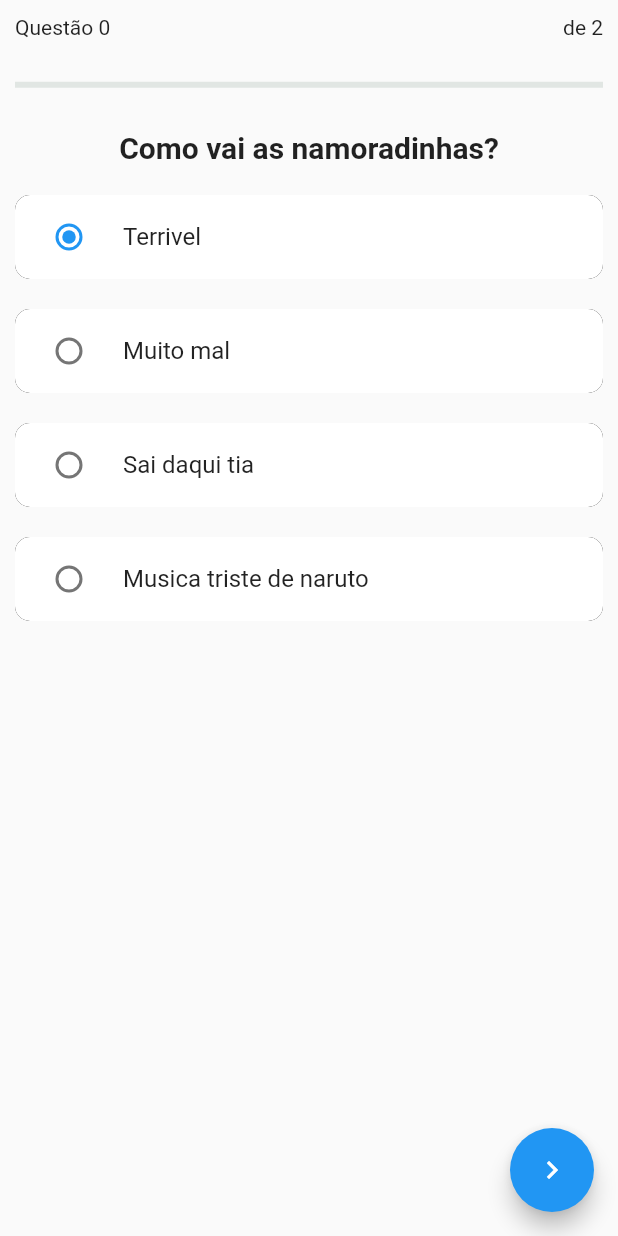
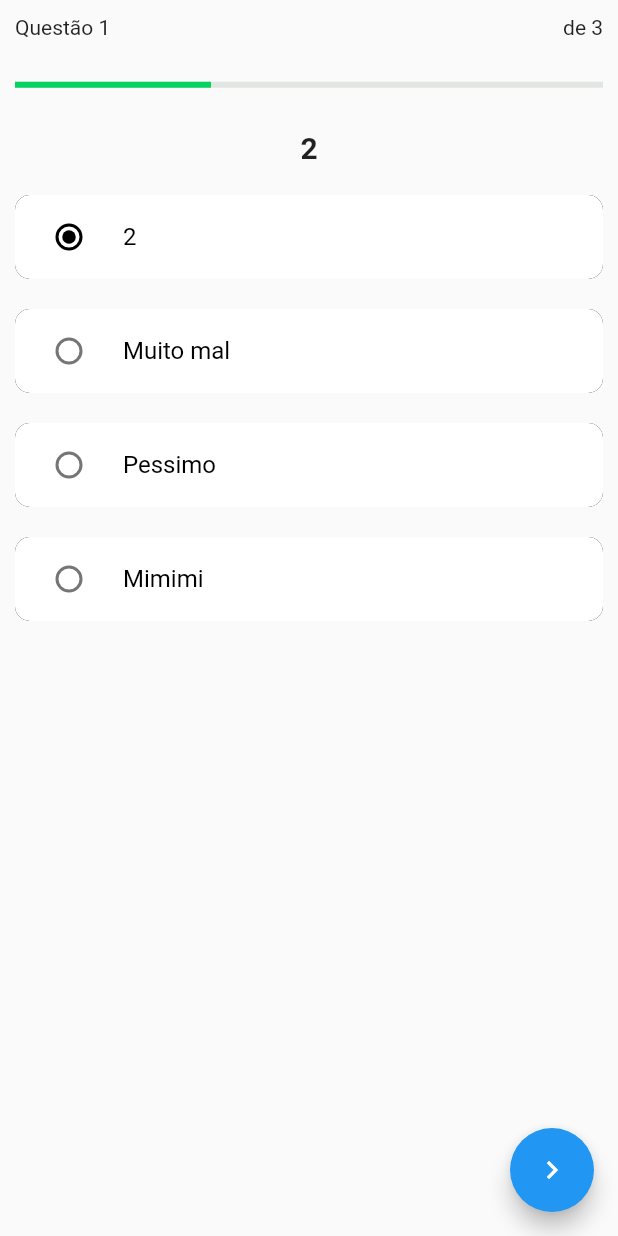
Before and after one commit to welitonsousa/quiz_nlw5_flutter, a Flutter app: the screen it shows after launch, after a tap on "Gerenciamento de estado", on a phone screen of 412 x 824 dp. Run offline on Flutter 3.47's test engine with Material 2 defaults, Android fonts, the phone set to English and light mode, and no system bars; network calls fail.

Commit message:
fix: refactor estruct of data

```diff
--- a/lib/controllets/controller_modalits.dart
+++ /dev/null
@@ -1,9 +0,0 @@
-import 'package:quiz/data/questions.dart';
-import 'package:quiz/models/model_modalits.dart';
-
-class ControllerModalits {
-  static final ControllerModalits instante = ControllerModalits();
-  int indexModalit = 0;
-  List<ModelModalits> _modalits = modalitis;
-  List<ModelModalits> get modalits => _modalits;
-}
--- a/lib/controllets/controller_task_question.dart
+++ b/lib/controllets/controller_task_question.dart
@@ -1,43 +1,80 @@
 import 'package:flutter/cupertino.dart';
-import 'package:quiz/controllets/controller_modalits.dart';
 import 'package:quiz/data/questions.dart';
-import 'package:quiz/models/model_modalits.dart';
+import 'package:quiz/models/enums/state_connection.dart';
 import 'package:quiz/models/model_task_question.dart';
 
-class ControllerTaskQuestion extends ChangeNotifier {
-  static final ControllerTaskQuestion instance = ControllerTaskQuestion();
-  int _indexActualQuestion = 0;
-  int _indexSelectecQuestion = 0;
+class ControllerQuizes extends ChangeNotifier {
+  static final i = ControllerQuizes();
 
-  bool _showCorrect = false;
-  ModelModalits _modalits = ControllerModalits
-      .instante.modalits[ControllerModalits.instante.indexModalit];
+  List<ModelQuiz>? quizes;
+  int indexQuizSelected = 0;
 
-  Tasks get task => _modalits.tasks[ControllerModalits.instante.indexModalit];
-  List<ModelTaskQuestion> get questions => task.questions;
-  ModelTaskQuestion? get question => task.questions[_indexActualQuestion];
-  int get indexQuestion => _indexActualQuestion;
-  int get indexSelected => _indexSelectecQuestion;
-  int get totalResponses => question!.responses.length;
-  bool get showCorrect => _showCorrect;
-  int get totalQuestion => task.questions.length;
-  void changeSelectedQuestion(int newIndex) {
-    _indexSelectecQuestion = newIndex;
+  Status status = Status.loading;
+  bool showResponse = false;
+  int _indexResponseSelected = 0;
+  double _globalProgress = 0;
+
+  int get indexResponseSelected => _indexResponseSelected;
+  double get globalProgress => _globalProgress;
+
+  void getQuizes() async {
+    try {
+      status = Status.loading;
+      notifyListeners();
+
+      await Future.delayed(Duration(seconds: 2));
+      quizes = dataquizes;
+      _calculateProgress();
+      status = Status.success;
+    } catch (error) {
+      status = Status.error;
+    } finally {
+      notifyListeners();
+    }
+  }
+
+  void _calculateProgress() {
+    int totalQuestions = 0;
+    int totalResponses = 0;
+
+    quizes!.forEach((quiz) {
+      totalQuestions += quiz.totalQuestion!;
+      totalResponses += quiz.indexActualResponse;
+    });
+
+    _globalProgress =
+        totalResponses > 0 ? (totalResponses / totalQuestions) : 0;
+  }
+
+  void changeResponseSelected(int newValue) {
+    _indexResponseSelected = newValue;
     notifyListeners();
   }
 
-  Future<bool> verifyResponse() async {
-    _showCorrect = true;
+  void _nextQuestion() {
+    int indexQuiz = indexQuizSelected;
+    ModelQuiz quiz = quizes![indexQuiz];
+    int indexQuestion = quiz.indexActualResponse;
+
+    if (quiz.questions.length - 1 == indexQuestion) {
+      quizes![indexQuiz].isComplete = true;
+    }
+    if (quiz.questions.length > indexQuestion) {
+      quizes![indexQuiz].indexActualResponse += 1;
+    }
+    _calculateProgress();
     notifyListeners();
-    await Future.delayed(Duration(seconds: 1));
-    _showCorrect = false;
+  }
 
-    if (totalQuestion > _indexActualQuestion + 1) {
-      _indexActualQuestion += 1;
+  Future<void> showResponses() async {
+    if (!showResponse) {
+      showResponse = true;
       notifyListeners();
-      return false;
+      await Future.delayed(Duration(seconds: 2));
+      showResponse = false;
+      _indexResponseSelected = 0;
+      _nextQuestion();
+      notifyListeners();
     }
-    notifyListeners();
-    return true;
   }
 }
--- a/lib/data/questions.dart
+++ b/lib/data/questions.dart
@@ -1,31 +1,44 @@
-import 'package:quiz/models/model_modalits.dart';
+import 'package:quiz/constants/images.dart';
 import 'package:quiz/models/model_task_question.dart';
 
-List<ModelModalits> modalitis = [
-  ModelModalits(tasks: [
-    Tasks(questions: questions),
-  ], titleModalit: 'Namoradas'),
+List<ModelQuiz> dataquizes = [
+  ModelQuiz(
+    title: 'Namoradinhas',
+    questions: questions,
+    icon: AppImages.blocks,
+    indexActualResponse: 0,
+    isComplete: false,
+  ),
+  ModelQuiz(
+    title: 'Gerenciamento de estado',
+    questions: questions,
+    icon: AppImages.blocks,
+    indexActualResponse: 1,
+    isComplete: false,
+  ),
+  ModelQuiz(
+    title: 'Estrutura de pastas',
+    questions: questions,
+    icon: AppImages.blocks,
+    indexActualResponse: 2,
+    isComplete: false,
+  )
 ];
 
-List<ModelTaskQuestion> questions = [
-  ModelTaskQuestion(
-    question: "Como vai as namoradinhas?",
-    indexCorrect: 1,
-    responses: [
-      "Terrivel",
-      "Muito mal",
-      "Sai daqui tia",
-      "Musica triste de naruto"
-    ],
+List<ModelQuestion> questions = [
+  ModelQuestion(
+    title: 'Como vai as namoradinhas??',
+    indexCorrect: 2,
+    responses: ["1", "Muito mal", "Pessimo", "Mimimi"],
   ),
-  ModelTaskQuestion(
-    question: "questao 2",
+  ModelQuestion(
+    title: '2',
     indexCorrect: 2,
-    responses: ["1", "2", "3", "4"],
+    responses: ["2", "Muito mal", "Pessimo", "Mimimi"],
   ),
-  ModelTaskQuestion(
-    question: "Parabens",
-    indexCorrect: 0,
-    responses: [],
+  ModelQuestion(
+    title: '3',
+    indexCorrect: 2,
+    responses: ["3", "Muito mal", "Pessimo", "Mimimi"],
   ),
 ];
--- /dev/null
+++ b/lib/models/enums/state_connection.dart
@@ -0,0 +1 @@
+enum Status { loading, error, success }
--- a/lib/models/model_modalits.dart
+++ /dev/null
@@ -1,14 +0,0 @@
-import 'package:quiz/models/model_task_question.dart';
-
-class ModelModalits {
-  final List<Tasks> tasks;
-  final String titleModalit;
-
-  ModelModalits({required this.tasks, required this.titleModalit});
-}
-
-class Tasks {
-  final List<ModelTaskQuestion> questions;
-
-  Tasks({required this.questions});
-}
--- a/lib/models/model_task_question.dart
+++ b/lib/models/model_task_question.dart
@@ -1,10 +1,30 @@
-class ModelTaskQuestion {
+class ModelQuiz {
+  String title;
+  int? totalQuestion;
+  List<ModelQuestion> questions;
+  int indexActualResponse;
+  bool isComplete;
+  String icon;
+
+  ModelQuiz({
+    required this.title,
+    required this.questions,
+    required this.icon,
+    required this.isComplete,
+    required this.indexActualResponse,
+  }) {
+    this.totalQuestion = this.questions.length;
+  }
+}
+
+class ModelQuestion {
+  final String title;
   final int indexCorrect;
-  final String question;
   final List<String> responses;
 
-  ModelTaskQuestion(
-      {required this.question,
-      required this.indexCorrect,
-      required this.responses});
+  ModelQuestion({
+    required this.title,
+    required this.indexCorrect,
+    required this.responses,
+  }) : assert(responses.length > 1);
 }
--- a/lib/pages/page_complete_task.dart
+++ b/lib/pages/page_complete_task.dart
@@ -8,22 +8,33 @@ class PageTask extends StatelessWidget {
   Widget build(BuildContext context) {
     return SafeArea(
       child: AnimatedBuilder(
+        animation: ControllerQuizes.i,
         builder: (BuildContext context, Widget? child) {
-          ModelTaskQuestion question =
-              ControllerTaskQuestion.instance.question!;
-          int indexQuestion = ControllerTaskQuestion.instance.indexQuestion;
+          int indexQuiz = ControllerQuizes.i.indexQuizSelected;
+          ModelQuiz quiz = ControllerQuizes.i.quizes![indexQuiz];
+          int indexQuestion = quiz.indexActualResponse;
+          ModelQuestion? question;
+
+          if (quiz.isComplete) {
+            question = quiz.questions[indexQuestion - 1];
+            return Scaffold(
+              appBar: _appBar(quiz),
+              body: winThisQuiz(),
+            );
+          }
+          question = quiz.questions[indexQuestion];
+
           return Scaffold(
-            appBar: _appBar(question, indexQuestion),
-            body: _body(question, indexQuestion),
+            appBar: _appBar(quiz),
+            body: quiz.isComplete ? winThisQuiz() : _body(question),
             floatingActionButton: _floatingActionButton(context),
           );
         },
-        animation: ControllerTaskQuestion.instance,
       ),
     );
   }
 
-  PreferredSize _appBar(ModelTaskQuestion question, int indexQuestion) {
+  PreferredSize _appBar(ModelQuiz quiz) {
     return PreferredSize(
       preferredSize: Size.fromHeight(120),
       child: Padding(
@@ -34,17 +45,18 @@ class PageTask extends StatelessWidget {
             Row(
               mainAxisAlignment: MainAxisAlignment.spaceBetween,
               children: [
-                Text('Questão $indexQuestion'),
-                Text('de ${ControllerTaskQuestion.instance.totalQuestion - 1}'),
+                Text('Questão ${quiz.indexActualResponse}'),
+                Text('de ${quiz.totalQuestion}'),
               ],
             ),
             WidgetLinearProgressIndicator(
-              counterProgress: indexQuestion,
-              counterTotalTask:
-                  ControllerTaskQuestion.instance.totalQuestion - 1,
+              counterProgress: quiz.indexActualResponse,
+              counterTotalTask: quiz.totalQuestion!,
             ),
             Text(
-              question.question,
+              quiz.isComplete
+                  ? ""
+                  : quiz.questions[quiz.indexActualResponse].title,
               style: TextStyle(fontSize: 20, fontWeight: FontWeight.bold),
             ),
           ],
@@ -53,25 +65,34 @@ class PageTask extends StatelessWidget {
     );
   }
 
-  Widget _body(ModelTaskQuestion question, int indexQuestion) {
+  Widget winThisQuiz() {
+    return Center(child: Text("Você terminou este Quiz"));
+  }
+
+  Widget _body(ModelQuestion question) {
     return ListView.builder(
       itemCount: question.responses.length,
-      itemBuilder: (BuildContext context, int index) {
+      itemBuilder: (_, int index) {
+        final response = question.responses[index];
         return Container(
           margin: EdgeInsets.symmetric(vertical: 10, horizontal: 10),
           child: RadioListTile<int>(
-            title: Text('${question.responses[index]}'),
+            title: Text(
+              '$response',
+              style: TextStyle(color: _color(question, index)),
+            ),
+            activeColor: _color(question, index),
             value: index,
-            groupValue: ControllerTaskQuestion.instance.indexSelected,
+            groupValue: ControllerQuizes.i.indexResponseSelected,
             onChanged: (int? value) {
               int newValue = int.parse(value.toString());
-              ControllerTaskQuestion.instance.changeSelectedQuestion(newValue);
+              ControllerQuizes.i.changeResponseSelected(newValue);
             },
           ),
           decoration: BoxDecoration(
             borderRadius: BorderRadius.circular(10),
             boxShadow: [BoxShadow(color: _color(question, index))],
-            color: _colorBG(question, index),
+            color: Colors.white,
           ),
         );
       },
@@ -80,29 +101,18 @@ class PageTask extends StatelessWidget {
 
   Widget _floatingActionButton(BuildContext context) {
     return FloatingActionButton(
-        onPressed: () async {
-          bool response =
-              await ControllerTaskQuestion.instance.verifyResponse();
-          if (response) {
-            Navigator.pop(context);
-          }
-        },
-        child: Icon(Icons.navigate_next_outlined));
+      child: Icon(Icons.navigate_next_outlined),
+      onPressed: () async {
+        await ControllerQuizes.i.showResponses();
+      },
+    );
   }
 
-  Color _color(ModelTaskQuestion question, int index) {
-    if (ControllerTaskQuestion.instance.showCorrect) {
+  Color _color(ModelQuestion question, int index) {
+    if (ControllerQuizes.i.showResponse) {
       if (question.indexCorrect == index) return Colors.green;
       return Colors.red;
     }
     return Colors.black;
   }
-
-  Color _colorBG(ModelTaskQuestion question, int index) {
-    if (ControllerTaskQuestion.instance.showCorrect) {
-      if (question.indexCorrect == index) return Colors.green;
-      return Colors.red;
-    }
-    return Colors.white;
-  }
 }
--- a/lib/pages/pages_home.dart
+++ b/lib/pages/pages_home.dart
@@ -1,4 +1,6 @@
 import 'package:quiz/constants/images.dart';
+import 'package:quiz/controllets/controller_task_question.dart';
+import 'package:quiz/models/enums/state_connection.dart';
 import 'package:quiz/widgets/widget_appbar.dart';
 import 'package:quiz/widgets/widget_level_button.dart';
 import 'package:flutter/material.dart';
@@ -9,14 +11,25 @@ class PageHome extends StatelessWidget {
   @override
   Widget build(BuildContext context) {
     return SafeArea(
-      child: Scaffold(
-        appBar: WidgetAppBar(),
-        body: _body(context),
+      child: AnimatedBuilder(
+        animation: ControllerQuizes.i,
+        builder: (BuildContext context, Widget? child) {
+          if (ControllerQuizes.i.status == Status.loading) {
+            ControllerQuizes.i.getQuizes();
+            return Scaffold(body: Center(child: CircularProgressIndicator()));
+          }
+
+          return Scaffold(
+            appBar: WidgetAppBar(),
+            body: _body(context),
+          );
+        },
       ),
     );
   }
 
   Widget _body(BuildContext context) {
+    final orientation = MediaQuery.of(context).orientation;
     return Padding(
       padding: EdgeInsets.only(top: 80, left: 20, right: 20),
       child: Column(
@@ -24,18 +37,38 @@ class PageHome extends StatelessWidget {
           Container(
             height: 40,
             width: MediaQuery.of(context).size.width,
-            child: ListView(
+            child: ListView.builder(
               scrollDirection: Axis.horizontal,
-              children: _levelsButtons(),
+              itemCount: _leveis.length,
+              itemBuilder: (_, int index) {
+                return Level.button(
+                  label: _leveis[index],
+                  onPressed: () {},
+                );
+              },
             ),
           ),
           Container(height: 20),
           Expanded(
-            child: GridView.count(
-              crossAxisCount: 2,
-              crossAxisSpacing: 10,
-              mainAxisSpacing: 10,
-              children: _cards(context),
+            child: GridView.builder(
+              itemCount: ControllerQuizes.i.quizes!.length,
+              gridDelegate: _sliverGrid(orientation),
+              itemBuilder: (BuildContext context, int index) {
+                final quiz = ControllerQuizes.i.quizes![index];
+                return Padding(
+                  padding: const EdgeInsets.all(8),
+                  child: WidgetProgressCard(
+                    image: quiz.icon,
+                    counterProgress: quiz.indexActualResponse,
+                    counterTotalTask: quiz.totalQuestion!,
+                    label: quiz.title,
+                    onTap: () async {
+                      ControllerQuizes.i.indexQuizSelected = index;
+                      await Navigator.pushNamed(context, 'Task');
+                    },
+                  ),
+                );
+              },
             ),
           ),
         ],
@@ -43,49 +76,10 @@ class PageHome extends StatelessWidget {
     );
   }
 
-  List<Widget> _levelsButtons() {
-    return [
-      Level.button(
-        label: 'Fácil',
-        onPressed: () {},
-      ),
-      Level.button(
-        label: 'Médio',
-        onPressed: () {},
-      ),
-      Level.button(
-        label: 'Difícil',
-        onPressed: () {},
-      ),
-      Level.button(
-        label: 'Perito',
-        onPressed: () {},
-      ),
-    ];
-  }
+  List<String> _leveis = ["Fácil", "Médio", "Difícil", "Pertito"];
 
-  List<Widget> _cards(BuildContext context) {
-    return [
-      WidgetProgressCard(
-          image: AppImages.check,
-          counterProgress: 3,
-          counterTotalTask: 10,
-          label: 'Gerenciamento de estado',
-          onTap: () => Navigator.pushNamed(context, 'Task')),
-      WidgetProgressCard(
-        counterProgress: 3,
-        counterTotalTask: 10,
-        image: AppImages.check,
-        label: 'Teste',
-        onTap: () {},
-      ),
-      WidgetProgressCard(
-        counterProgress: 10,
-        counterTotalTask: 10,
-        image: AppImages.check,
-        label: 'Teste',
-        onTap: () {},
-      )
-    ];
+  SliverGridDelegateWithFixedCrossAxisCount _sliverGrid(orientation) {
+    return SliverGridDelegateWithFixedCrossAxisCount(
+        crossAxisCount: (orientation == Orientation.portrait) ? 2 : 3);
   }
 }
--- a/lib/widgets/widget_progress_bar.dart
+++ b/lib/widgets/widget_progress_bar.dart
@@ -1,12 +1,8 @@
 import 'package:quiz/constants/colors.dart';
 import 'package:flutter/material.dart';
-
-double _percent = 75.0;
+import 'package:quiz/controllets/controller_task_question.dart';
 
 class WidgetProgressBarCircular extends StatelessWidget {
-  WidgetProgressBarCircular({double percent: 75}) {
-    _percent = percent;
-  }
   @override
   Widget build(BuildContext context) {
     return Padding(
@@ -18,7 +14,7 @@ class WidgetProgressBarCircular extends StatelessWidget {
             width: 80,
             height: 80,
             child: CircularProgressIndicator(
-              value: _percent / 100,
+              value: ControllerQuizes.i.globalProgress,
               strokeWidth: 8,
               backgroundColor: AppColors.chartSecondary,
               valueColor: AlwaysStoppedAnimation<Color>(AppColors.chartPrimary),
@@ -27,7 +23,7 @@ class WidgetProgressBarCircular extends StatelessWidget {
           Container(
             width: 80,
             child: Text(
-              "${_percent.toStringAsFixed(0)} %",
+              "${(ControllerQuizes.i.globalProgress * 100).toStringAsFixed(0)} %",
               textAlign: TextAlign.center,
               style: TextStyle(fontSize: 20, fontWeight: FontWeight.bold),
             ),
```
